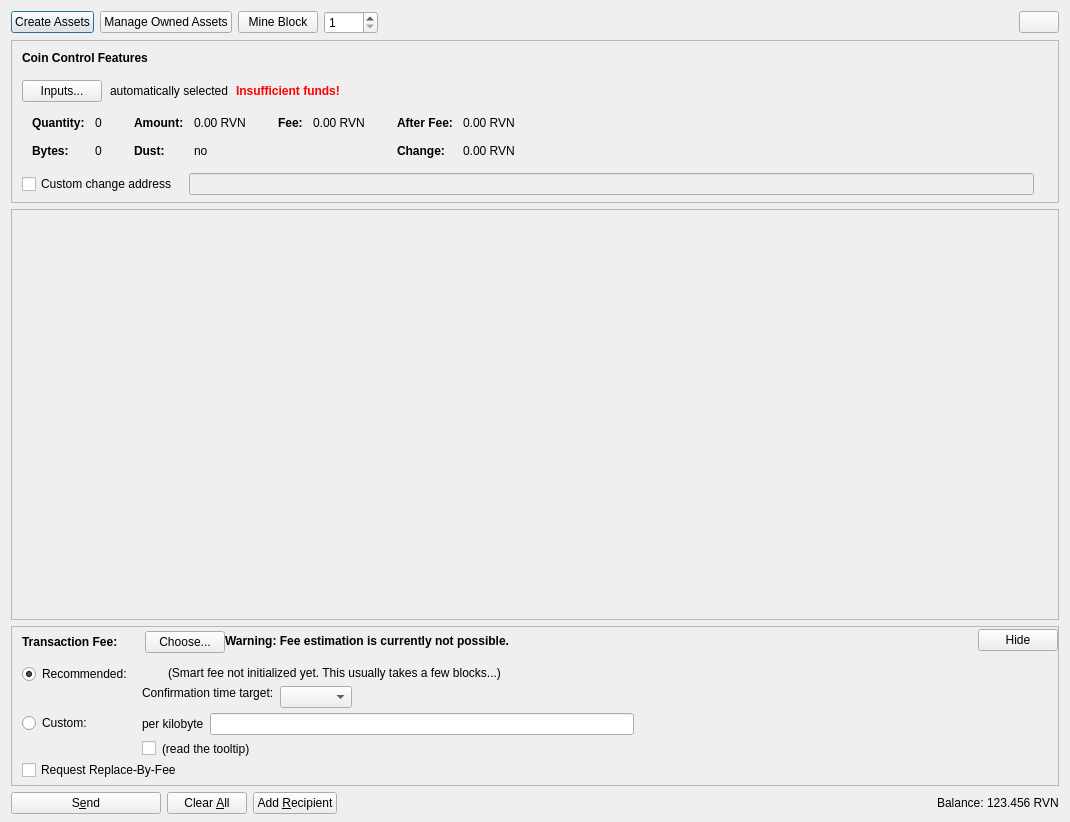
Above: Wallet/Wallet-Source/src/qt/forms/assetsdialog.ui from MSFTserver/RavenCoin-Wallet-With-Miners before the change. Below: the same form after it.
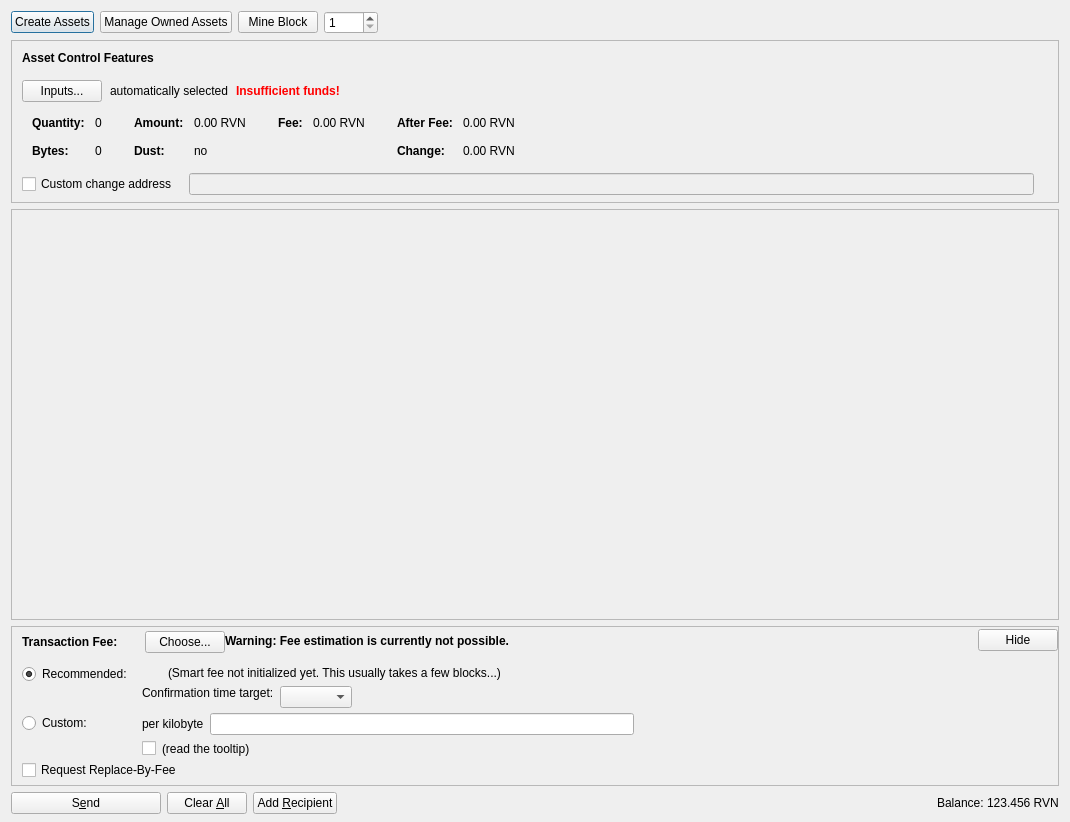
That is the form after the change. Icons and pictures are not drawn. Custom widgets are drawn as their Qt base class.

Commit message: update wallet for assets (2.1.3)

```diff
--- a/Wallet/Wallet-Source/src/qt/forms/assetsdialog.ui
+++ b/Wallet/Wallet-Source/src/qt/forms/assetsdialog.ui
@@ -75,19 +75,6 @@
        </property>
       </spacer>
      </item>
-     <item>
-      <widget class="QPushButton" name="refreshButton">
-       <property name="text">
-        <string/>
-       </property>
-       <property name="iconSize">
-        <size>
-         <width>24</width>
-         <height>24</height>
-        </size>
-       </property>
-      </widget>
-     </item>
     </layout>
    </item>
    <item>
@@ -160,7 +147,7 @@
              <string notr="true">font-weight:bold;</string>
             </property>
             <property name="text">
-             <string>Coin Control Features</string>
+             <string>Asset Control Features</string>
             </property>
            </widget>
           </item>
@@ -1334,17 +1321,17 @@
   </layout>
  </widget>
  <customwidgets>
-  <customwidget>
-   <class>QValidatedLineEdit</class>
-   <extends>QLineEdit</extends>
-   <header>qvalidatedlineedit.h</header>
-  </customwidget>
   <customwidget>
    <class>RavenAmountField</class>
    <extends>QLineEdit</extends>
    <header>ravenamountfield.h</header>
    <container>1</container>
   </customwidget>
+  <customwidget>
+   <class>QValidatedLineEdit</class>
+   <extends>QLineEdit</extends>
+   <header>qvalidatedlineedit.h</header>
+  </customwidget>
  </customwidgets>
  <resources>
   <include location="../raven.qrc"/>
```
Left out of the diff: 72 changed lines with no effect on the pictures. The commit also changes 331 other files.
